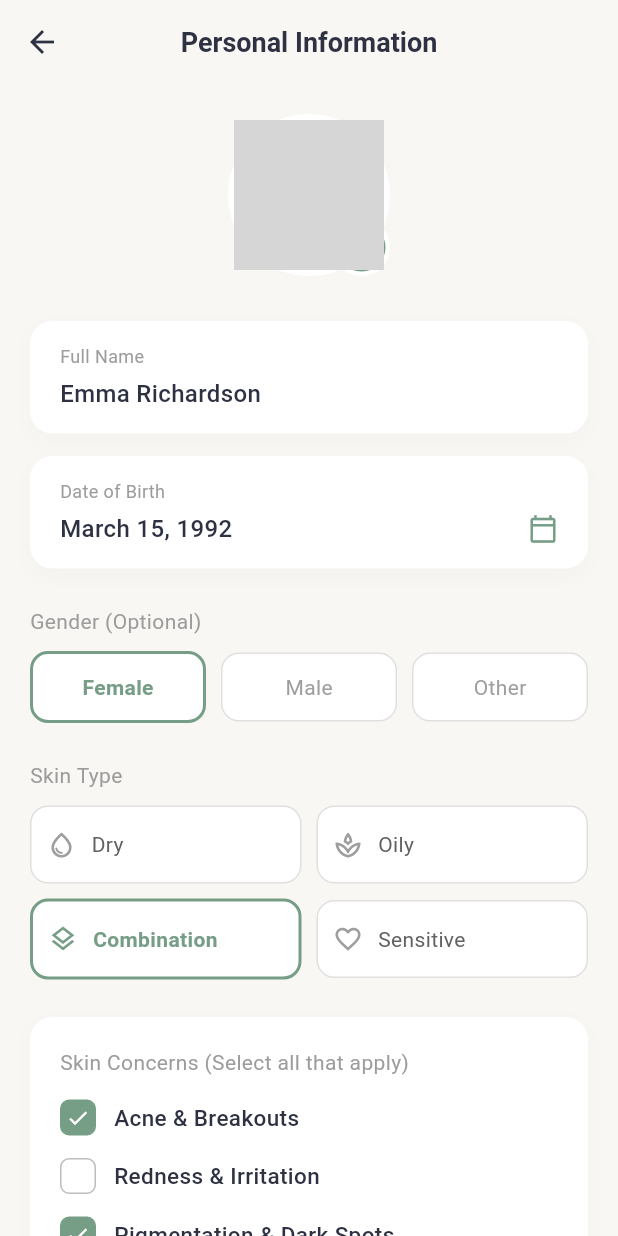
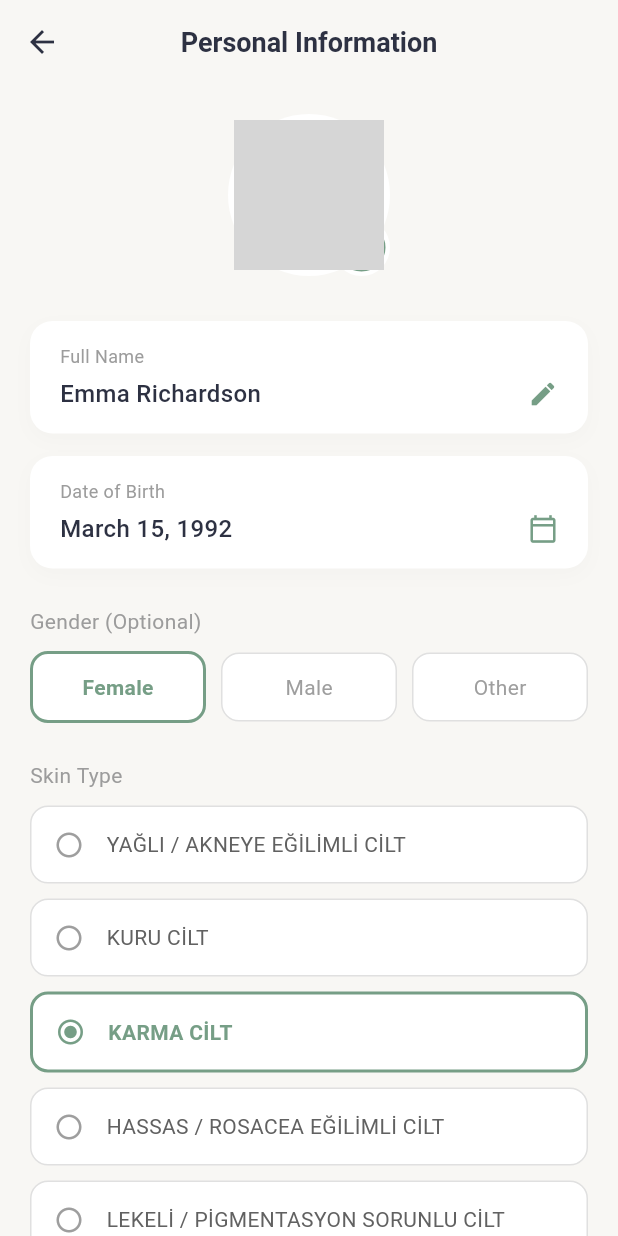
Before and after one commit to egeKsl/skin_type_app, a Flutter app: the screen it shows after launch, on a phone screen of 412 x 824 dp. Run offline on Flutter 3.47's test engine with Material 3 defaults, Android fonts, the phone set to English and light mode, and no system bars; our stand-ins replace image_picker, shared_preferences; network calls fail; grey boxes are pictures that could not be loaded.

Commit message:
profile info screen design has been done compeletly

```diff
--- a/lib/features/profile information/views/screens/personal_info_screen.dart
+++ b/lib/features/profile information/views/screens/personal_info_screen.dart
@@ -1,6 +1,7 @@
 import 'package:flutter/material.dart';
 import 'package:skin_type_app/constants/profile_colors.dart';
-import '../widgets/personal_info_widgets.dart'; // Oluşturduğumuz widget dosyasını çağırıyoruz
+import 'package:skin_type_app/core/database/data_service.dart'; // Veritabanı servisi eklendi
+import '../widgets/personal_info_widgets.dart';
 
 class PersonalInfoScreen extends StatefulWidget {
   const PersonalInfoScreen({super.key});
@@ -10,17 +11,97 @@ class PersonalInfoScreen extends StatefulWidget {
 }
 
 class _PersonalInfoScreenState extends State<PersonalInfoScreen> {
-  // State Değişkenleri
+  // --- State Değişkenleri ---
+
+  // Düzenlenebilir alanlar için değişkenler
+  String _fullName = "Emma Richardson";
+  String _dateOfBirth = "March 15, 1992";
+
   String _selectedGender = "Female";
-  String _selectedSkinType = "Combination";
 
-  final Map<String, bool> _skinConcerns = {
-    "Acne & Breakouts": true,
-    "Redness & Irritation": false,
-    "Pigmentation & Dark Spots": true,
-    "Aging & Fine Lines": true,
-    "Dehydration & Dullness": false,
-  };
+  // Varsayılan cilt tipi (Listeden biriyle eşleşmeli)
+  String _selectedSkinType = "KARMA CİLT";
+
+  // Veritabanından gelecek belirtiler listesi
+  List<String> _belirtiler = [];
+  bool _isLoading = true;
+
+  // Yeni Cilt Tipi Seçenekleri
+  final List<String> _skinTypeOptions = [
+    "YAĞLI / AKNEYE EĞİLİMLİ CİLT",
+    "KURU CİLT",
+    "KARMA CİLT",
+    "HASSAS / ROSACEA EĞİLİMLİ CİLT",
+    "LEKELİ / PİGMENTASYON SORUNLU CİLT",
+  ];
+
+  @override
+  void initState() {
+    super.initState();
+    _loadUserData();
+  }
+
+  // Veritabanından belirtileri çekme fonksiyonu
+  Future<void> _loadUserData() async {
+    final storage = SkinAnalysisStorage();
+    final loadedData = await storage.loadAnalysisData();
+
+    if (loadedData != null) {
+      if (mounted) {
+        setState(() {
+          // 'belirtiler' anahtarını kullanıyoruz
+          _belirtiler = List<String>.from(loadedData['belirtiler'] ?? []);
+          // Eğer veritabanında kayıtlı cilt tipi varsa onu seçili yap
+          if (loadedData['cilt_tipi'] != null &&
+              _skinTypeOptions.contains(loadedData['cilt_tipi'])) {
+            _selectedSkinType = loadedData['cilt_tipi'];
+          }
+          _isLoading = false;
+        });
+      }
+    } else {
+      if (mounted) setState(() => _isLoading = false);
+    }
+  }
+
+  // İsim veya Tarih düzenleme dialogu
+  void _showEditDialog(
+    String title,
+    String currentValue,
+    Function(String) onSave,
+  ) {
+    TextEditingController controller = TextEditingController(
+      text: currentValue,
+    );
+    showDialog(
+      context: context,
+      builder: (context) {
+        return AlertDialog(
+          title: Text("Edit $title"),
+          content: TextField(
+            controller: controller,
+            decoration: InputDecoration(hintText: "Enter new $title"),
+          ),
+          actions: [
+            TextButton(
+              onPressed: () => Navigator.pop(context),
+              child: const Text("Cancel"),
+            ),
+            ElevatedButton(
+              style: ElevatedButton.styleFrom(
+                backgroundColor: ProfileColors.primaryGreen,
+              ),
+              onPressed: () {
+                onSave(controller.text);
+                Navigator.pop(context);
+              },
+              child: const Text("Save", style: TextStyle(color: Colors.white)),
+            ),
+          ],
+        );
+      },
+    );
+  }
 
   @override
   Widget build(BuildContext context) {
@@ -51,13 +132,26 @@ class _PersonalInfoScreenState extends State<PersonalInfoScreen> {
             const ProfileImageWidget(),
             const SizedBox(height: 30),
 
-            // 2. Form Alanları
-            const ReadOnlyField(label: "Full Name", value: "Emma Richardson"),
+            // 2. Form Alanları (Düzenlenebilir)
+            InteractiveField(
+              label: "Full Name",
+              value: _fullName,
+              onTap: () {
+                _showEditDialog("Full Name", _fullName, (newValue) {
+                  setState(() => _fullName = newValue);
+                });
+              },
+            ),
             const SizedBox(height: 15),
-            const ReadOnlyField(
+            InteractiveField(
               label: "Date of Birth",
-              value: "March 15, 1992",
+              value: _dateOfBirth,
               icon: Icons.calendar_today_outlined,
+              onTap: () {
+                _showEditDialog("Date of Birth", _dateOfBirth, (newValue) {
+                  setState(() => _dateOfBirth = newValue);
+                });
+              },
             ),
             const SizedBox(height: 25),
 
@@ -99,7 +193,7 @@ class _PersonalInfoScreenState extends State<PersonalInfoScreen> {
             ),
             const SizedBox(height: 25),
 
-            // 4. Cilt Tipi Seçimi
+            // 4. Cilt Tipi Seçimi (YENİ LİSTE YAPISI)
             const Align(
               alignment: Alignment.centerLeft,
               child: Text(
@@ -108,54 +202,19 @@ class _PersonalInfoScreenState extends State<PersonalInfoScreen> {
               ),
             ),
             const SizedBox(height: 10),
-            Row(
-              children: [
-                Expanded(
-                  child: SkinTypeCard(
-                    text: "Dry",
-                    icon: Icons.water_drop_outlined,
-                    isSelected: _selectedSkinType == "Dry",
-                    onTap: () => setState(() => _selectedSkinType = "Dry"),
-                  ),
-                ),
-                const SizedBox(width: 10),
-                Expanded(
-                  child: SkinTypeCard(
-                    text: "Oily",
-                    icon: Icons.spa_outlined,
-                    isSelected: _selectedSkinType == "Oily",
-                    onTap: () => setState(() => _selectedSkinType = "Oily"),
-                  ),
-                ),
-              ],
-            ),
-            const SizedBox(height: 10),
-            Row(
-              children: [
-                Expanded(
-                  child: SkinTypeCard(
-                    text: "Combination",
-                    icon: Icons.layers_outlined,
-                    isSelected: _selectedSkinType == "Combination",
-                    onTap: () =>
-                        setState(() => _selectedSkinType = "Combination"),
-                  ),
-                ),
-                const SizedBox(width: 10),
-                Expanded(
-                  child: SkinTypeCard(
-                    text: "Sensitive",
-                    icon: Icons.favorite_border,
-                    isSelected: _selectedSkinType == "Sensitive",
-                    onTap: () =>
-                        setState(() => _selectedSkinType = "Sensitive"),
-                  ),
-                ),
-              ],
+            // Uzun metinler için Column kullanıyoruz
+            Column(
+              children: _skinTypeOptions.map((type) {
+                return SkinTypeCard(
+                  text: type,
+                  isSelected: _selectedSkinType == type,
+                  onTap: () => setState(() => _selectedSkinType = type),
+                );
+              }).toList(),
             ),
             const SizedBox(height: 25),
 
-            // 5. Cilt Sorunları (Map döngüsü)
+            // 5. Cilt Sorunları (VERİTABANINDAN GELEN LİSTE - Read Only)
             Container(
               width: double.infinity,
               padding: const EdgeInsets.all(20),
@@ -174,55 +233,34 @@ class _PersonalInfoScreenState extends State<PersonalInfoScreen> {
                 crossAxisAlignment: CrossAxisAlignment.start,
                 children: [
                   const Text(
-                    "Skin Concerns (Select all that apply)",
+                    "Skin Concerns (Identified by Analysis)",
                     style: TextStyle(
                       color: ProfileColors.textLight,
                       fontSize: 14,
                     ),
                   ),
                   const SizedBox(height: 15),
-                  ..._skinConcerns.keys.map((key) {
-                    return CustomCheckboxItem(
-                      label: key,
-                      isChecked: _skinConcerns[key]!,
-                      onTap: () {
-                        setState(() {
-                          _skinConcerns[key] = !_skinConcerns[key]!;
-                        });
-                      },
-                    );
-                  }),
+
+                  // Liste boşsa veya yükleniyorsa durum kontrolü
+                  if (_isLoading)
+                    const Center(
+                      child: CircularProgressIndicator(
+                        color: ProfileColors.primaryGreen,
+                      ),
+                    )
+                  else if (_belirtiler.isEmpty)
+                    const Text(
+                      "No specific concerns identified yet.",
+                      style: TextStyle(color: Colors.grey),
+                    )
+                  else
+                    ..._belirtiler.map((concern) {
+                      return ReadOnlyListItem(label: concern);
+                    }),
                 ],
               ),
             ),
-            const SizedBox(height: 25),
-
-            // 6. Alerjiler
-            Container(
-              width: double.infinity,
-              padding: const EdgeInsets.all(20),
-              decoration: BoxDecoration(
-                color: ProfileColors.cardWhite,
-                borderRadius: BorderRadius.circular(15),
-              ),
-              child: Column(
-                crossAxisAlignment: CrossAxisAlignment.start,
-                children: const [
-                  Text(
-                    "Allergies / Sensitivities",
-                    style: TextStyle(
-                      color: ProfileColors.textLight,
-                      fontSize: 12,
-                    ),
-                  ),
-                  SizedBox(height: 8),
-                  Text(
-                    "Fragrance, Essential Oils, Retinol",
-                    style: TextStyle(color: Color(0xFFAAAAAA), fontSize: 16),
-                  ),
-                ],
-              ),
-            ),
+            // Alerji kısmı tamamen kaldırıldı.
             const SizedBox(height: 25),
 
             // 7. Bilgi Kutusu
@@ -255,7 +293,8 @@ class _PersonalInfoScreenState extends State<PersonalInfoScreen> {
                 Expanded(
                   child: ElevatedButton(
                     onPressed: () {
-                      // Kaydetme işlemi
+                      // Kaydetme işlemi buraya eklenebilir
+                      // Örn: storage.saveProfile(_fullName, _dateOfBirth, _selectedSkinType);
                     },
                     style: ElevatedButton.styleFrom(
                       backgroundColor: ProfileColors.primaryGreen,
--- a/lib/features/profile information/views/widgets/personal_info_widgets.dart
+++ b/lib/features/profile information/views/widgets/personal_info_widgets.dart
@@ -44,22 +44,26 @@ class ProfileImageWidget extends StatelessWidget {
   }
 }
 
-// 2. SADECE OKUNABİLİR ALAN (İsim, Doğum Tarihi vb.)
-class ReadOnlyField extends StatelessWidget {
+// 2. ETKİLEŞİMLİ ALAN (İsim, Doğum Tarihi vb. - Tıklanabilir yapıldı)
+class InteractiveField extends StatelessWidget {
   final String label;
   final String value;
   final IconData? icon;
+  final VoidCallback? onTap; // Tıklama özelliği eklendi
 
-  const ReadOnlyField({
+  const InteractiveField({
     super.key,
     required this.label,
     required this.value,
     this.icon,
+    this.onTap,
   });
 
   @override
   Widget build(BuildContext context) {
-    return Container(
+    return GestureDetector(
+      onTap: onTap,
+      child: Container(
         width: double.infinity,
         padding: const EdgeInsets.symmetric(horizontal: 20, vertical: 15),
         decoration: BoxDecoration(
@@ -95,11 +99,16 @@ class ReadOnlyField extends StatelessWidget {
                     fontWeight: FontWeight.w500,
                   ),
                 ),
-              if (icon != null)
-                Icon(icon, color: ProfileColors.primaryGreen, size: 20),
+                // Eğer icon varsa onu göster, yoksa düzenleme kalemi göster
+                Icon(
+                  icon ?? Icons.edit,
+                  color: ProfileColors.primaryGreen,
+                  size: 20,
+                ),
               ],
             ),
           ],
+        ),
       ),
     );
   }
@@ -148,17 +157,15 @@ class SelectableButton extends StatelessWidget {
   }
 }
 
-// 4. CİLT TİPİ KARTI (İkonlu Seçim)
+// 4. CİLT TİPİ KARTI (Tasarım uzun metinlere uygun hale getirildi)
 class SkinTypeCard extends StatelessWidget {
   final String text;
-  final IconData icon;
   final bool isSelected;
   final VoidCallback onTap;
 
   const SkinTypeCard({
     super.key,
     required this.text,
-    required this.icon,
     required this.isSelected,
     required this.onTap,
   });
@@ -168,7 +175,9 @@ class SkinTypeCard extends StatelessWidget {
     return GestureDetector(
       onTap: onTap,
       child: Container(
-        padding: const EdgeInsets.symmetric(vertical: 15, horizontal: 10),
+        width: double.infinity, // Tam genişlik
+        margin: const EdgeInsets.only(bottom: 10), // Alt boşluk
+        padding: const EdgeInsets.symmetric(vertical: 15, horizontal: 15),
         decoration: BoxDecoration(
           color: ProfileColors.cardWhite,
           borderRadius: BorderRadius.circular(12),
@@ -181,19 +190,25 @@ class SkinTypeCard extends StatelessWidget {
         ),
         child: Row(
           children: [
+            // Seçili ise dolu daire, değilse boş daire (Radio button hissi)
             Icon(
-              icon,
+              isSelected
+                  ? Icons.radio_button_checked
+                  : Icons.radio_button_unchecked,
               color: isSelected ? ProfileColors.primaryGreen : Colors.grey,
               size: 20,
             ),
-            const SizedBox(width: 10),
-            Text(
+            const SizedBox(width: 15),
+            Expanded(
+              child: Text(
                 text,
                 style: TextStyle(
                   color: isSelected
                       ? ProfileColors.primaryGreen
                       : Colors.grey[700],
                   fontWeight: isSelected ? FontWeight.bold : FontWeight.normal,
+                  fontSize: 14,
+                ),
               ),
             ),
           ],
@@ -203,47 +218,32 @@ class SkinTypeCard extends StatelessWidget {
   }
 }
 
-// 5. ÖZEL CHECKBOX ELEMANI
-class CustomCheckboxItem extends StatelessWidget {
+// 5. SALT OKUNUR LISTE ELEMANI (Concerns için Checkbox yerine nokta)
+class ReadOnlyListItem extends StatelessWidget {
   final String label;
-  final bool isChecked;
-  final VoidCallback onTap;
 
-  const CustomCheckboxItem({
-    super.key,
-    required this.label,
-    required this.isChecked,
-    required this.onTap,
-  });
+  const ReadOnlyListItem({super.key, required this.label});
 
   @override
   Widget build(BuildContext context) {
-    return GestureDetector(
-      onTap: onTap,
-      child: Padding(
-        padding: const EdgeInsets.only(bottom: 15.0),
+    return Padding(
+      padding: const EdgeInsets.only(bottom: 12.0),
       child: Row(
+        crossAxisAlignment: CrossAxisAlignment.start,
         children: [
+          // Yeşil nokta
           Container(
-              width: 24,
-              height: 24,
-              decoration: BoxDecoration(
-                color: isChecked
-                    ? ProfileColors.primaryGreen
-                    : Colors.transparent,
-                borderRadius: BorderRadius.circular(6),
-                border: Border.all(
-                  color: isChecked
-                      ? ProfileColors.primaryGreen
-                      : Colors.grey.shade400,
+            margin: const EdgeInsets.only(top: 6),
+            width: 8,
+            height: 8,
+            decoration: const BoxDecoration(
+              color: ProfileColors.primaryGreen,
+              shape: BoxShape.circle,
             ),
           ),
-              child: isChecked
-                  ? const Icon(Icons.check, size: 16, color: Colors.white)
-                  : null,
-            ),
           const SizedBox(width: 12),
-            Text(
+          Expanded(
+            child: Text(
               label,
               style: const TextStyle(
                 color: ProfileColors.textDark,
@@ -251,14 +251,14 @@ class CustomCheckboxItem extends StatelessWidget {
                 fontWeight: FontWeight.w500,
               ),
             ),
+          ),
         ],
-        ),
       ),
     );
   }
 }
 
-// 6. BİLGİ KUTUSU (En alttaki gri kutu)
+// 6. BİLGİ KUTUSU
 class InfoBoxWidget extends StatelessWidget {
   const InfoBoxWidget({super.key});
 
```
Lines whose indentation alone changed are shown as unchanged.
